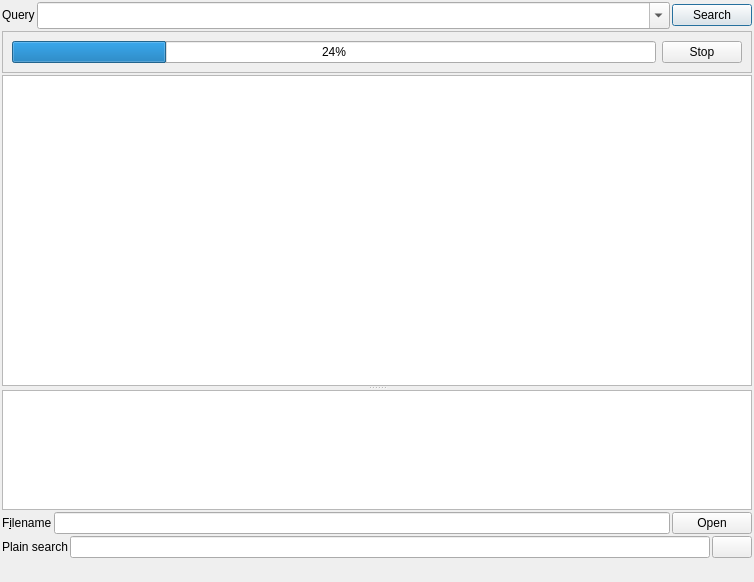
Old version of the form searchtab.ui in the repository kernel1024/jpreader.
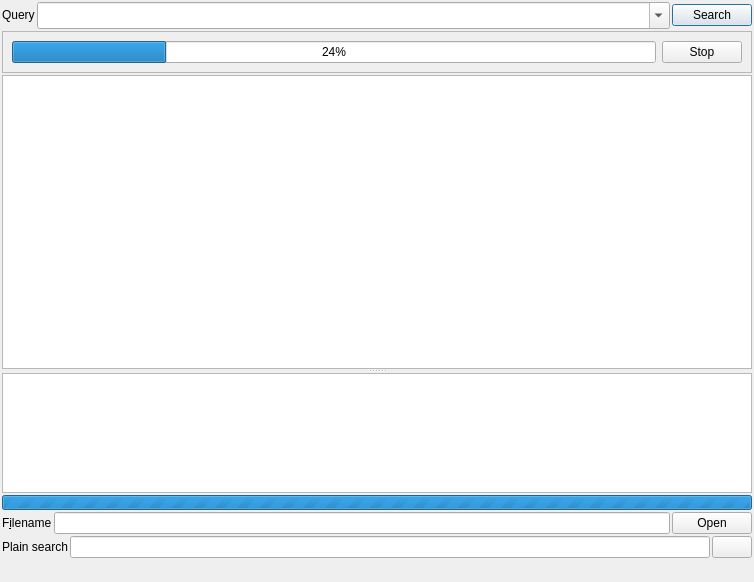
New version of the form.

Commit message: Live updating from local search engine.

The edit to the form file:
```diff
--- a/searchtab.ui
+++ b/searchtab.ui
@@ -156,6 +156,19 @@
      </widget>
     </widget>
    </item>
+   <item>
+    <widget class="QProgressBar" name="searchBar">
+     <property name="maximumSize">
+      <size>
+       <width>16777215</width>
+       <height>15</height>
+      </size>
+     </property>
+     <property name="maximum">
+      <number>0</number>
+     </property>
+    </widget>
+   </item>
    <item>
     <layout class="QHBoxLayout" name="horizontalLayout_3">
      <item>
```
The commit also changes 10 other files.
